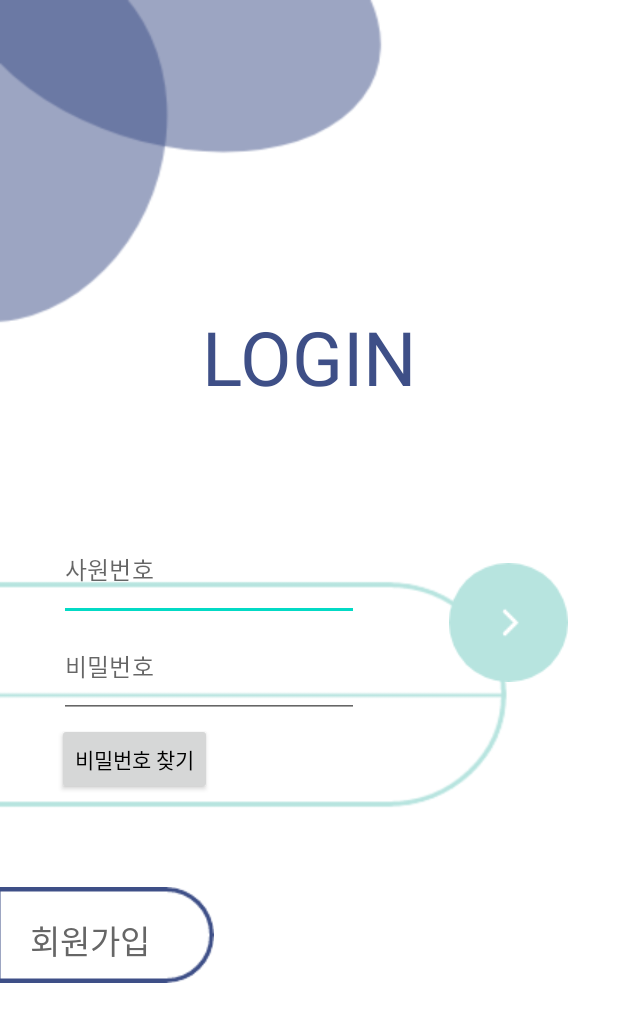
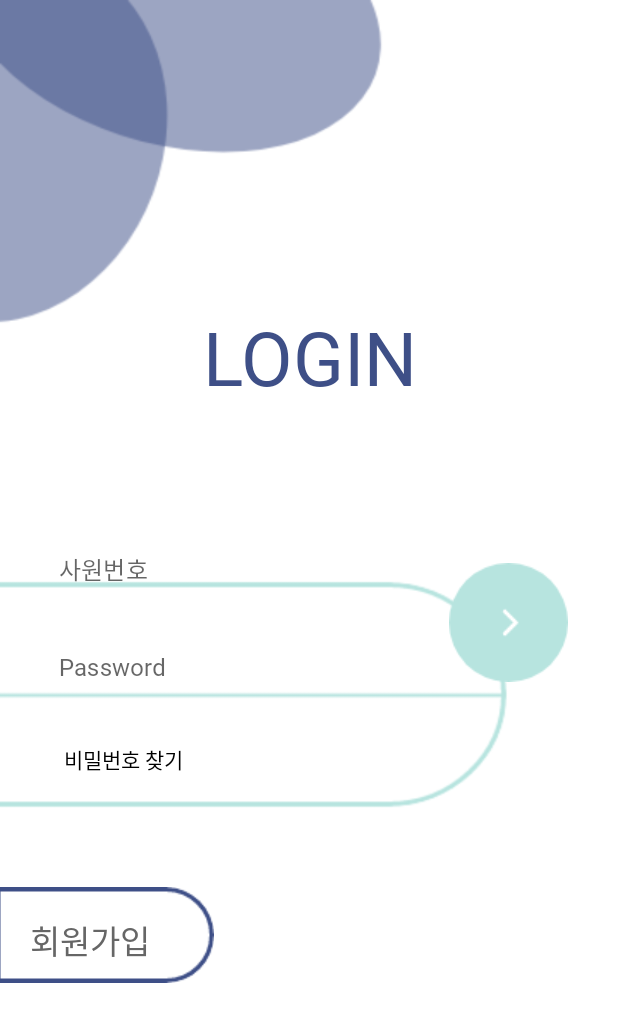
Before and after one commit to olnuyh/SafetyHat_Workers, an Android app: the screen it shows after launch (LoginActivity), on a phone screen of 412 x 824 dp. Shown: the top 1022 px of the screen. Run offline under Robolectric (Android 15) with nearby library versions, the phone set to English and light mode, and no system bars; our stand-ins replace Volley.

Commit message:
폰트 폴더 생성

```diff
--- a/app/src/main/res/layout/activity_login.xml
+++ b/app/src/main/res/layout/activity_login.xml
@@ -19,6 +19,7 @@
         android:textSize="50sp"
         android:textStyle="normal"
         app:layout_constraintTop_toTopOf="parent"
+        android:fontFamily="@font/ygo140"
         android:text="LOGIN" />
 
     <EditText
@@ -37,7 +38,9 @@
         android:textStyle="normal"
         app:layout_constraintStart_toStartOf="parent"
         app:layout_constraintTop_toTopOf="parent"
-        android:text="사원번호" />
+        android:fontFamily="@font/a12"
+        android:background="@null"
+         />
 
     <EditText
         android:id="@+id/loginPw"
@@ -55,7 +58,9 @@
         android:textStyle="normal"
         app:layout_constraintStart_toStartOf="parent"
         app:layout_constraintTop_toTopOf="parent"
-        android:text="비밀번호" />
+        android:fontFamily="@font/a12"
+        android:background="@null"
+        />
 
     <android.widget.Button
         android:id="@+id/findBtn"
@@ -69,7 +74,9 @@
         android:textStyle="normal"
         app:layout_constraintStart_toStartOf="parent"
         app:layout_constraintTop_toTopOf="parent"
-        android:text="비밀번호 찾기" />
+        android:background="@null"
+        android:text="비밀번호 찾기"
+        android:fontFamily="@font/a12"/>
 
     <ImageButton
         android:id="@+id/loginBtn"
@@ -108,7 +115,8 @@
         android:textStyle="normal"
         app:layout_constraintStart_toStartOf="parent"
         app:layout_constraintTop_toTopOf="parent"
-        android:text="회원가입" />
+        android:text="회원가입"
+        android:fontFamily="@font/a14"/>
 
 
 </androidx.constraintlayout.widget.ConstraintLayout>
```
Also changed, not shown: 3 other files.
